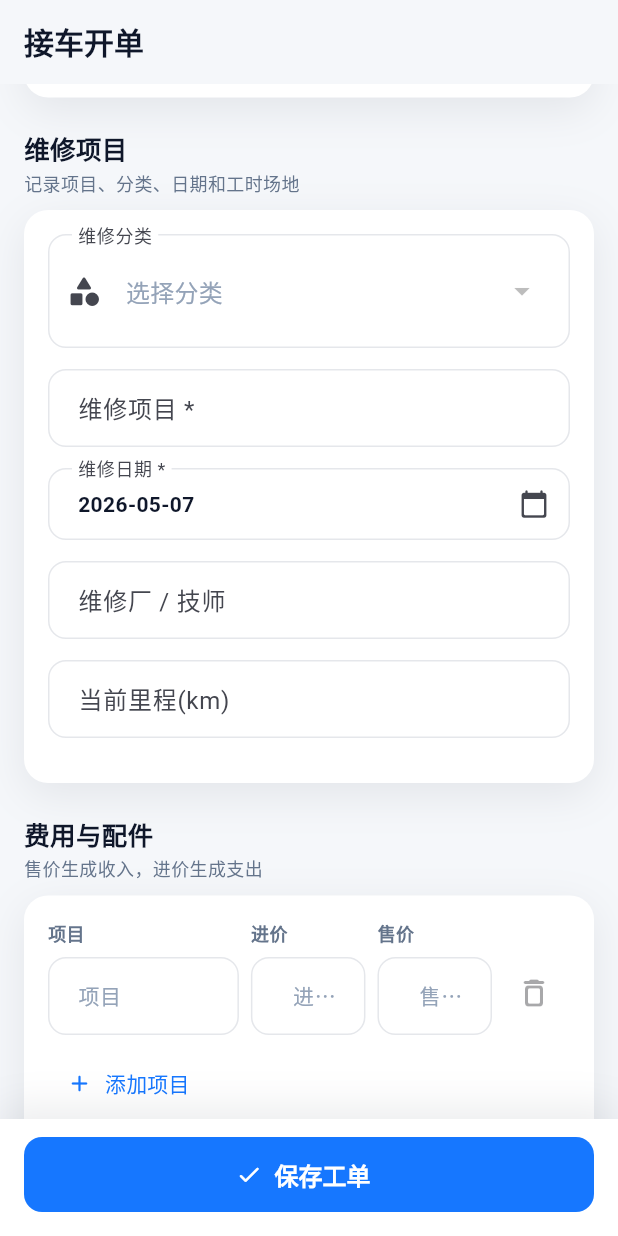
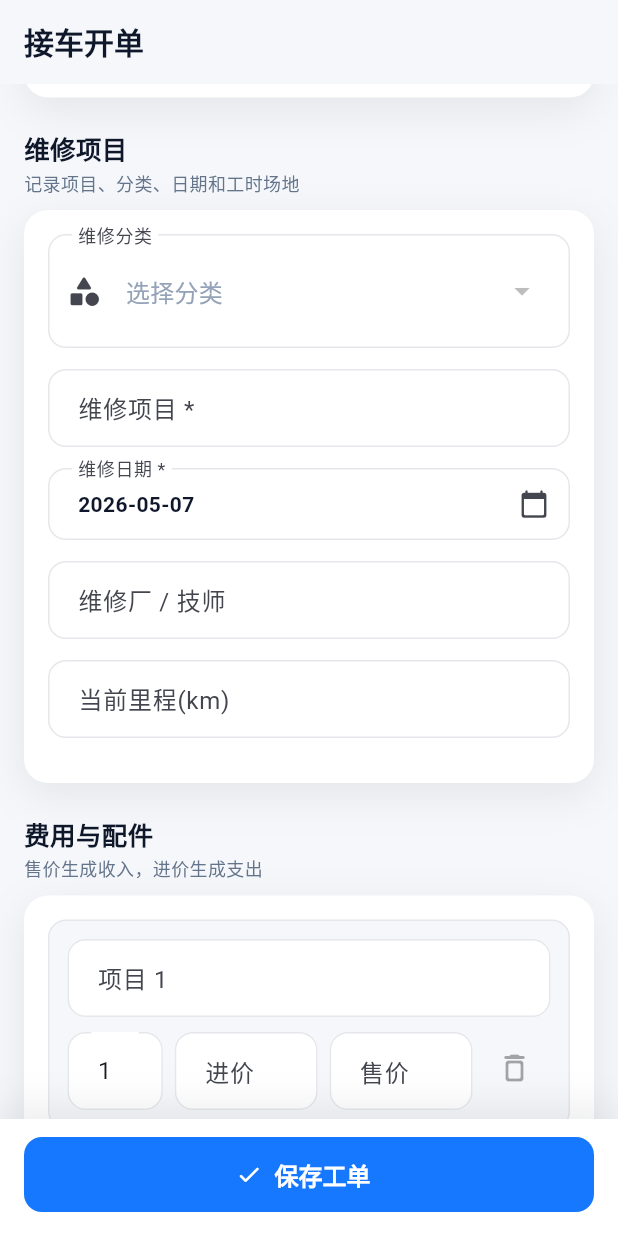
Before and after one commit to zhuyongdong1/vehicle-maintenance-app, a Flutter app: the RecordAddPage screen opened by its route, scrolled down 576 dp, on a phone screen of 412 x 824 dp. Run offline on Flutter 3.47's test engine with Material 3 defaults, Android fonts, the phone set to English and light mode, and no system bars; our stand-ins replace dio, go_router, image_picker, shimmer; network calls fail.

Commit message:
fix: add quantity to maintenance fee items

```diff
--- a/frontend/lib/features/records/record_add_page.dart
+++ b/frontend/lib/features/records/record_add_page.dart
@@ -84,6 +84,7 @@ class _RecordAddPageState extends State<RecordAddPage> {
         .where(
           (item) =>
               item.item.trim().isNotEmpty ||
+              item.quantity > 1 ||
               (item.purchasePrice ?? 0) > 0 ||
               (item.salePrice ?? 0) > 0,
         )
@@ -91,10 +92,10 @@ class _RecordAddPageState extends State<RecordAddPage> {
   }
 
   double get _purchaseTotal =>
-      _feeItems.fold(0, (sum, item) => sum + (item.purchasePrice ?? 0));
+      _feeItems.fold(0, (sum, item) => sum + item.purchaseTotal);
 
   double get _saleTotal =>
-      _feeItems.fold(0, (sum, item) => sum + (item.salePrice ?? 0));
+      _feeItems.fold(0, (sum, item) => sum + item.saleTotal);
 
   Future<void> _save() async {
     if (!_formKey.currentState!.validate()) return;
@@ -520,8 +521,6 @@ class _RecordAddPageState extends State<RecordAddPage> {
   Widget _buildFeeTable() {
     return Column(
       children: [
-        const _FeeTableHeader(),
-        const SizedBox(height: 8),
         for (var i = 0; i < _feeRows.length; i++) _buildFeeRow(i),
         Align(
           alignment: Alignment.centerLeft,
@@ -562,16 +561,34 @@ class _RecordAddPageState extends State<RecordAddPage> {
   Widget _buildFeeRow(int index) {
     final row = _feeRows[index];
     final canDelete = _feeRows.length > 1;
-    return Padding(
-      padding: const EdgeInsets.only(bottom: 8),
-      child: Row(
+    return Container(
+      margin: const EdgeInsets.only(bottom: 12),
+      padding: const EdgeInsets.all(12),
+      decoration: BoxDecoration(
+        color: AppTheme.bgLight,
+        borderRadius: BorderRadius.circular(12),
+        border: Border.all(color: AppTheme.divider),
+      ),
+      child: Column(
+        crossAxisAlignment: CrossAxisAlignment.start,
+        children: [
+          TextFormField(
+            controller: row.item,
+            maxLines: 2,
+            minLines: 1,
+            decoration: InputDecoration(labelText: '项目 ${index + 1}'),
+          ),
+          const SizedBox(height: 10),
+          Row(
             crossAxisAlignment: CrossAxisAlignment.start,
             children: [
               Expanded(
-            flex: 5,
+                flex: 2,
                 child: TextFormField(
-              controller: row.item,
-              decoration: const InputDecoration(hintText: '项目'),
+                  controller: row.quantity,
+                  keyboardType: TextInputType.number,
+                  decoration: const InputDecoration(labelText: '数量'),
+                  onChanged: (_) => setState(() {}),
                 ),
               ),
               const SizedBox(width: 8),
@@ -584,7 +601,7 @@ class _RecordAddPageState extends State<RecordAddPage> {
                   ),
                   decoration: const InputDecoration(
                     prefixText: '¥',
-                hintText: '进价',
+                    labelText: '进价',
                   ),
                   onChanged: (_) => setState(() {}),
                 ),
@@ -599,7 +616,7 @@ class _RecordAddPageState extends State<RecordAddPage> {
                   ),
                   decoration: const InputDecoration(
                     prefixText: '¥',
-                hintText: '售价',
+                    labelText: '售价',
                   ),
                   onChanged: (_) => setState(() {}),
                 ),
@@ -611,6 +628,8 @@ class _RecordAddPageState extends State<RecordAddPage> {
                     ? () => setState(() => _feeRows.removeAt(index).dispose())
                     : null,
                 icon: const Icon(Icons.delete_outline_rounded),
+              ),
+            ],
           ),
         ],
       ),
@@ -663,12 +682,14 @@ class _RecordAddPageState extends State<RecordAddPage> {
 
 class _FeeRowControllers {
   final item = TextEditingController();
+  final quantity = TextEditingController(text: '1');
   final purchasePrice = TextEditingController();
   final salePrice = TextEditingController();
 
   RecordFeeItem toFeeItem() {
     return RecordFeeItem(
       item: item.text.trim(),
+      quantity: _quantityValue(quantity.text),
       purchasePrice: double.tryParse(purchasePrice.text),
       salePrice: double.tryParse(salePrice.text),
     );
@@ -676,32 +697,15 @@ class _FeeRowControllers {
 
   void dispose() {
     item.dispose();
+    quantity.dispose();
     purchasePrice.dispose();
     salePrice.dispose();
   }
 }
 
-class _FeeTableHeader extends StatelessWidget {
-  const _FeeTableHeader();
-
-  @override
-  Widget build(BuildContext context) {
-    const style = TextStyle(
-      color: AppTheme.textSecondary,
-      fontSize: 12,
-      fontWeight: FontWeight.w800,
-    );
-    return const Row(
-      children: [
-        Expanded(flex: 5, child: Text('项目', style: style)),
-        SizedBox(width: 8),
-        Expanded(flex: 3, child: Text('进价', style: style)),
-        SizedBox(width: 8),
-        Expanded(flex: 3, child: Text('售价', style: style)),
-        SizedBox(width: 52),
-      ],
-    );
-  }
+int _quantityValue(String value) {
+  final parsed = int.tryParse(value.trim()) ?? 1;
+  return parsed <= 0 ? 1 : parsed;
 }
 
 class _FeeTotal extends StatelessWidget {
--- a/frontend/lib/models/record.dart
+++ b/frontend/lib/models/record.dart
@@ -2,14 +2,21 @@ import 'dart:convert';
 
 class RecordFeeItem {
   final String item;
+  final int quantity;
   final double? purchasePrice;
   final double? salePrice;
 
-  RecordFeeItem({required this.item, this.purchasePrice, this.salePrice});
+  RecordFeeItem({
+    required this.item,
+    this.quantity = 1,
+    this.purchasePrice,
+    this.salePrice,
+  });
 
   factory RecordFeeItem.fromJson(Map<String, dynamic> json) {
     return RecordFeeItem(
       item: json['item']?.toString() ?? '',
+      quantity: _intValue(json['quantity'], fallback: 1),
       purchasePrice: json['purchase_price'] != null
           ? (json['purchase_price'] as num).toDouble()
           : null,
@@ -19,8 +26,13 @@ class RecordFeeItem {
     );
   }
 
+  double get purchaseTotal => (purchasePrice ?? 0) * quantity;
+
+  double get saleTotal => (salePrice ?? 0) * quantity;
+
   Map<String, dynamic> toJson() => {
     'item': item,
+    'quantity': quantity,
     'purchase_price': purchasePrice,
     'sale_price': salePrice,
   };
@@ -134,3 +146,9 @@ class Record {
     }
   }
 }
+
+int _intValue(dynamic value, {int fallback = 0}) {
+  if (value is int) return value;
+  if (value is num) return value.toInt();
+  return int.tryParse(value?.toString() ?? '') ?? fallback;
+}
```
Also changed, not shown: frontend/lib/features/records/record_detail_page.dart (+67 -38 lines), frontend/lib/features/records/record_edit_page.dart (+38 -33 lines). Lines whose indentation alone changed are shown as unchanged.
